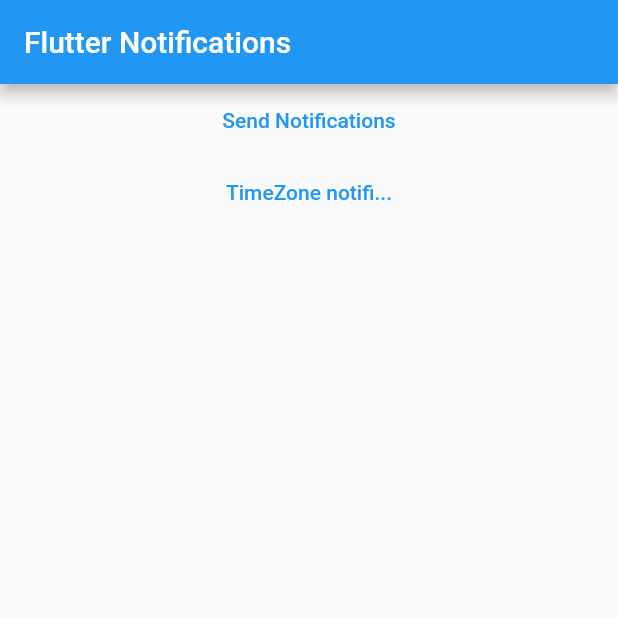
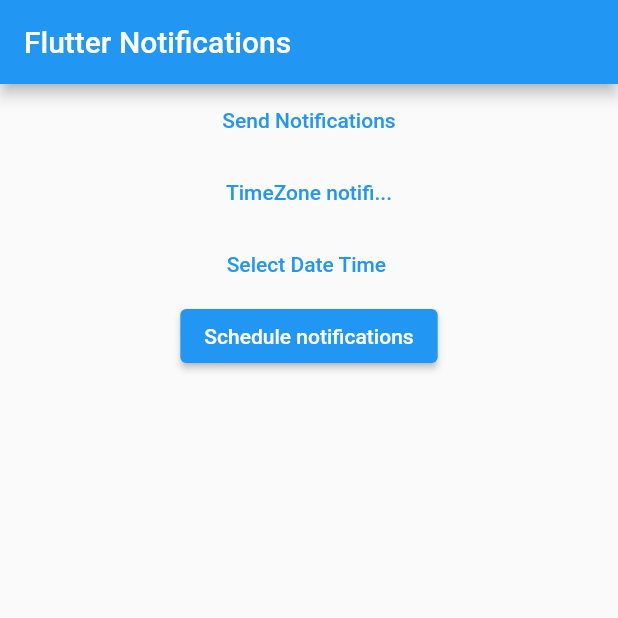
Before and after one commit to viren1194/notification_demo, a Flutter app: the screen it shows after launch, on a phone screen of 412 x 824 dp, the top half of it. Run offline on Flutter 3.47's test engine with Material 2 defaults, Android fonts, the phone set to English and light mode, and no system bars; our stand-ins replace firebase_core, firebase_messaging, flutter_datetime_picker_plus, flutter_local_notifications, timezone; accounts and stored records are empty.

Commit message:
added date picker

```diff
--- a/lib/view/home_screen.dart
+++ b/lib/view/home_screen.dart
@@ -2,9 +2,12 @@ import 'dart:convert';
 
 import 'package:flutter/foundation.dart';
 import 'package:flutter/material.dart';
+import 'package:flutter_datetime_picker_plus/flutter_datetime_picker_plus.dart';
 
 import 'package:http/http.dart' as http;
 import 'package:push_notification/notification_service/notifocation_service.dart';
+
+DateTime scheduleTime = DateTime.now();
 
 class HomeScreen extends StatefulWidget {
   const HomeScreen({Key? key}) : super(key: key);
@@ -14,9 +17,7 @@ class HomeScreen extends StatefulWidget {
 }
 
 class _HomeScreenState extends State<HomeScreen> {
-
   NotificationServices notificationServices = NotificationServices();
-
 
   @override
   void initState() {
@@ -29,52 +30,48 @@ class _HomeScreenState extends State<HomeScreen> {
     notificationServices.isTokenRefresh();
     // notificationServices.scheduleNotificationInTimeZone();
 
-    notificationServices.getDeviceToken().then((value){
+    notificationServices.getDeviceToken().then((value) {
       if (kDebugMode) {
         print('device token');
         print(value);
       }
     });
   }
+
   @override
   Widget build(BuildContext context) {
-    return  Scaffold(
+    return Scaffold(
       appBar: AppBar(
         title: const Text('Flutter Notifications'),
       ),
       body: Center(
         child: Column(
           children: [
-            TextButton(onPressed: (){
-
+            TextButton(
+                onPressed: () {
                   // send notification from one device to another
-              notificationServices.getDeviceToken().then((value)async{
-
+                  notificationServices.getDeviceToken().then((value) async {
                     var data = {
-                  'to' : value.toString(),
-                  'notification' : {
-                    'title' : 'Testing Notifiaction' ,
-                    'body' : 'A very good morning...!' ,
-
+                      'to': value.toString(),
+                      'notification': {
+                        'title': 'Testing Notifiaction',
+                        'body': 'A very good morning...!',
                       },
-
-                  'data' : {
-                    'type' : 'msj' ,
-                    'id' : ' Hello world'
-                  }
+                      'data': {'type': 'msj', 'id': ' Hello world'}
                     };
 
-                await http.post(Uri.parse('https://fcm.googleapis.com/fcm/send'),
-                body: jsonEncode(data) ,
+                    await http.post(
+                        Uri.parse('https://fcm.googleapis.com/fcm/send'),
+                        body: jsonEncode(data),
                         headers: {
                           'Content-Type': 'application/json; charset=UTF-8',
-                    'Authorization' : 'key=AAAA_hnOFRQ:APA91bGyBWi1ZIMMJaogHcL4wqKGaHQKqK8qczCQDjgGuSXvEAnJzY8uGpT9gyBzWaZtzC7-8VjkXVLuPCwC_Tbo9gamqP7VczLFmKxea_pSQvqNlZtKSpHUJ7h0THLHThx495ZdapU_'
-                  }
-                ).then((value){
+                          'Authorization':
+                              'key=AAAA_hnOFRQ:APA91bGyBWi1ZIMMJaogHcL4wqKGaHQKqK8qczCQDjgGuSXvEAnJzY8uGpT9gyBzWaZtzC7-8VjkXVLuPCwC_Tbo9gamqP7VczLFmKxea_pSQvqNlZtKSpHUJ7h0THLHThx495ZdapU_'
+                        }).then((value) {
                       if (kDebugMode) {
                         print(value.body.toString());
                       }
-                }).onError((error, stackTrace){
+                    }).onError((error, stackTrace) {
                       if (kDebugMode) {
                         print(error);
                       }
@@ -85,12 +82,68 @@ class _HomeScreenState extends State<HomeScreen> {
 
             //***************** */
 
-                TextButton(onPressed: () async {
+            TextButton(
+                onPressed: () async {
                   await notificationServices.scheduleNotificationInTimeZone();
-                }, child: Text("TimeZone notifi..."))
+                },
+                child: Text("TimeZone notifi...")),
+
+            //*********************************** */
+
+            DatePickerTxt(),
+            ScheduleBtn(),
           ],
         ),
       ),
     );
   }
 }
+
+class DatePickerTxt extends StatefulWidget {
+  const DatePickerTxt({
+    Key? key,
+  }) : super(key: key);
+
+  @override
+  State<DatePickerTxt> createState() => _DatePickerTxtState();
+}
+
+class _DatePickerTxtState extends State<DatePickerTxt> {
+  @override
+  Widget build(BuildContext context) {
+    return TextButton(
+      onPressed: () {
+        DatePicker.showDateTimePicker(
+          context,
+          showTitleActions: true,
+          onChanged: (date) => scheduleTime = date,
+          onConfirm: (date) {},
+        );
+      },
+      child: const Text(
+        'Select Date Time ',
+        style: TextStyle(color: Colors.blue),
+      ),
+    );
+  }
+}
+
+class ScheduleBtn extends StatelessWidget {
+  const ScheduleBtn({
+    Key? key,
+  }) : super(key: key);
+
+  @override
+  Widget build(BuildContext context) {
+    return ElevatedButton(
+      child: const Text('Schedule notifications'),
+      onPressed: () {
+        debugPrint('Notification Scheduled for $scheduleTime');
+        NotificationServices().scheduleNotification(
+            title: 'Scheduled Notification',
+            body: '$scheduleTime',
+            scheduledNotificationDateTime: scheduleTime);
+      },
+    );
+  }
+}
--- a/pubspec.yaml
+++ b/pubspec.yaml
@@ -40,6 +40,7 @@ dependencies:
   flutter_local_notifications: ^15.1.0+1
   http: ^1.1.0
   timezone: ^0.9.2
+  flutter_datetime_picker_plus: ^2.1.0
 
 dev_dependencies:
   flutter_test:
```
Also changed, not shown: lib/notification_service/notifocation_service.dart (+38 -2 lines), pubspec.lock. Lines whose indentation alone changed are shown as unchanged.
